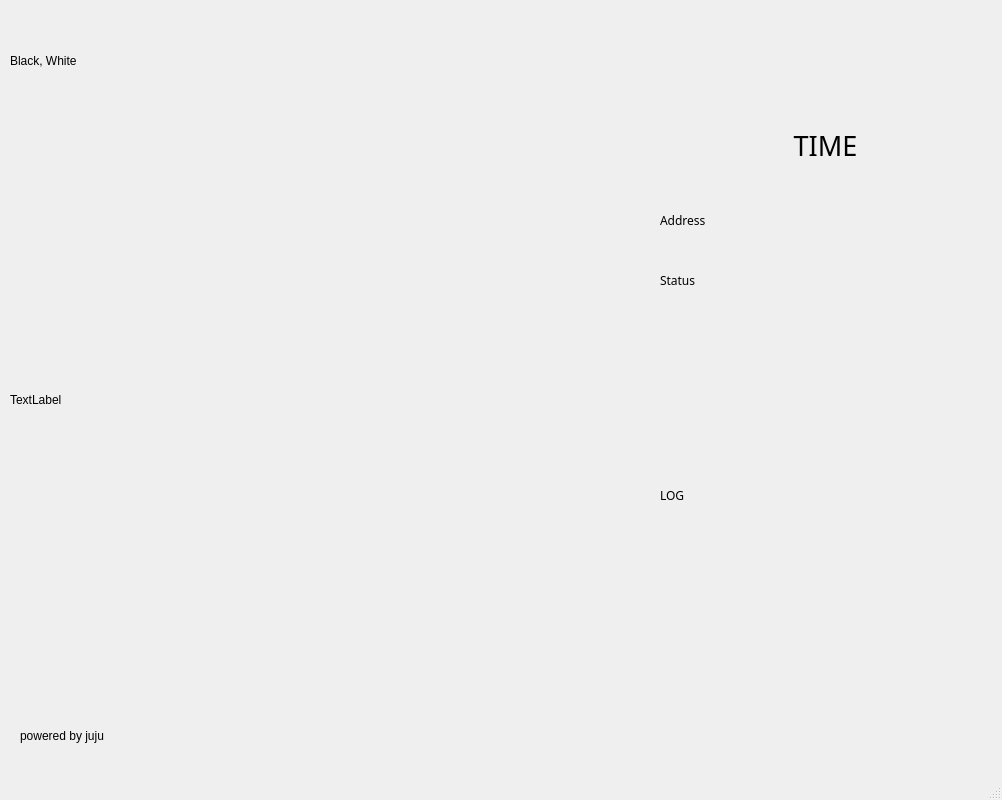
Above: gameWindow.ui from jujuwon/jumok before the change. Below: the same form after it.
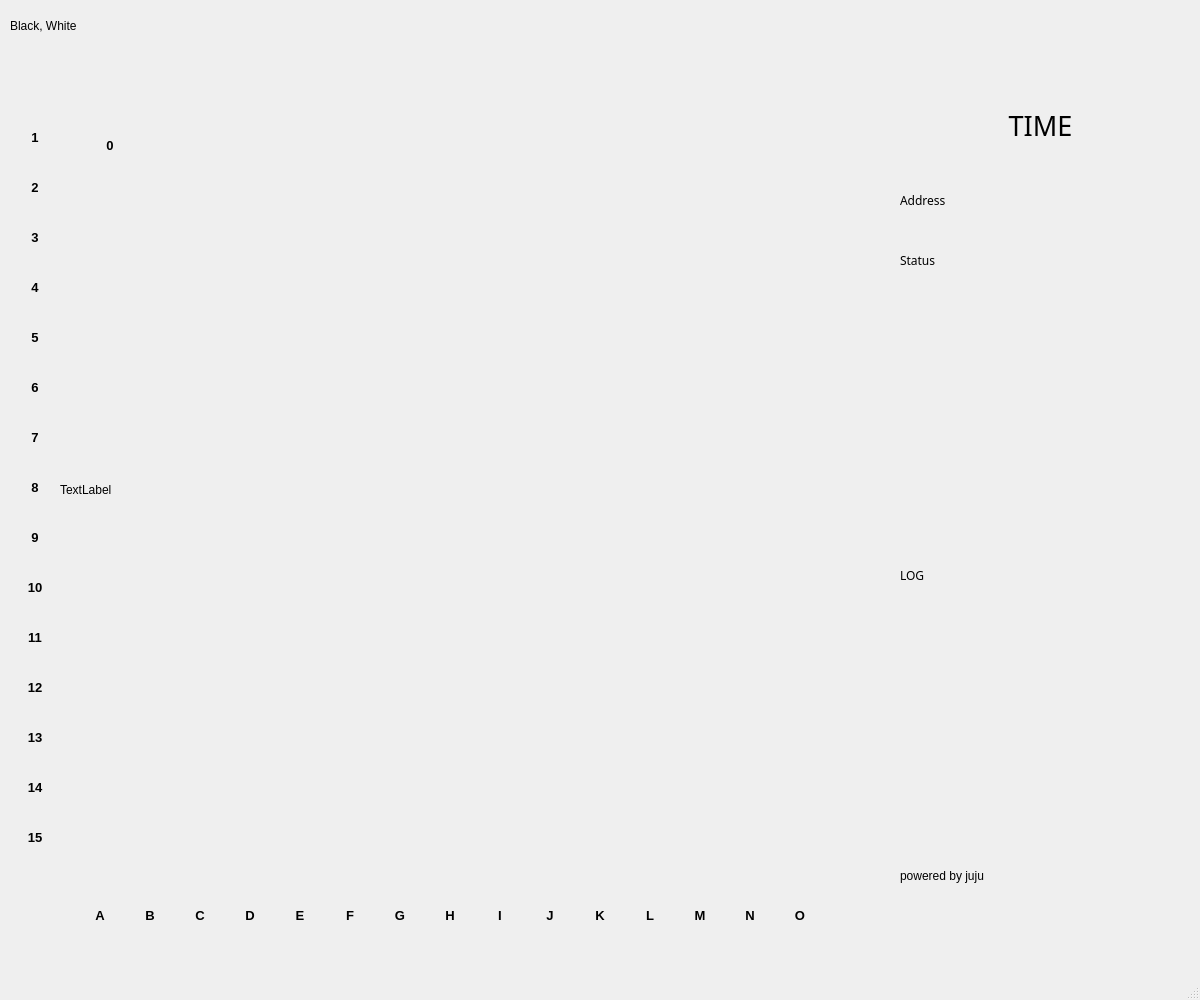
That is the form after the change.

```diff
--- a/gameWindow.ui
+++ b/gameWindow.ui
@@ -6,8 +6,8 @@
    <rect>
     <x>0</x>
     <y>0</y>
-    <width>1002</width>
-    <height>800</height>
+    <width>1200</width>
+    <height>1000</height>
    </rect>
   </property>
   <property name="windowTitle">
@@ -17,12 +17,15 @@
    <widget class="QLabel" name="boardLabel">
     <property name="geometry">
      <rect>
-      <x>10</x>
-      <y>100</y>
-      <width>600</width>
-      <height>600</height>
+      <x>60</x>
+      <y>90</y>
+      <width>800</width>
+      <height>800</height>
      </rect>
     </property>
+    <property name="styleSheet">
+     <string notr="true"/>
+    </property>
     <property name="text">
      <string>TextLabel</string>
     </property>
@@ -30,9 +33,9 @@
    <widget class="QLabel" name="timeLabel">
     <property name="geometry">
      <rect>
-      <x>660</x>
-      <y>100</y>
-      <width>331</width>
+      <x>900</x>
+      <y>80</y>
+      <width>281</width>
       <height>91</height>
      </rect>
     </property>
@@ -52,10 +55,10 @@
    <widget class="QLabel" name="logLabel">
     <property name="geometry">
      <rect>
-      <x>660</x>
-      <y>320</y>
-      <width>331</width>
-      <height>351</height>
+      <x>900</x>
+      <y>300</y>
+      <width>281</width>
+      <height>551</height>
      </rect>
     </property>
     <property name="font">
@@ -70,9 +73,9 @@
    <widget class="QLabel" name="footerLabel">
     <property name="geometry">
      <rect>
-      <x>20</x>
-      <y>720</y>
-      <width>601</width>
+      <x>900</x>
+      <y>860</y>
+      <width>281</width>
       <height>31</height>
      </rect>
     </property>
@@ -83,9 +86,9 @@
    <widget class="QLabel" name="addrLabel">
     <property name="geometry">
      <rect>
-      <x>660</x>
-      <y>200</y>
-      <width>331</width>
+      <x>900</x>
+      <y>180</y>
+      <width>281</width>
       <height>41</height>
      </rect>
     </property>
@@ -102,9 +105,9 @@
     <property name="geometry">
      <rect>
       <x>10</x>
-      <y>30</y>
+      <y>10</y>
       <width>261</width>
-      <height>61</height>
+      <height>31</height>
      </rect>
     </property>
     <property name="text">
@@ -114,9 +117,9 @@
    <widget class="QLabel" name="statusLabel">
     <property name="geometry">
      <rect>
-      <x>660</x>
-      <y>260</y>
-      <width>331</width>
+      <x>900</x>
+      <y>240</y>
+      <width>281</width>
       <height>41</height>
      </rect>
     </property>
@@ -129,6 +132,719 @@
      <string>Status</string>
     </property>
    </widget>
+   <widget class="QLabel" name="label_1">
+    <property name="geometry">
+     <rect>
+      <x>10</x>
+      <y>130</y>
+      <width>50</width>
+      <height>50</height>
+     </rect>
+    </property>
+    <property name="font">
+     <font>
+      <pointsize>10</pointsize>
+      <weight>75</weight>
+      <bold>true</bold>
+     </font>
+    </property>
+    <property name="text">
+     <string>1</string>
+    </property>
+    <property name="alignment">
+     <set>Qt::AlignHCenter|Qt::AlignTop</set>
+    </property>
+   </widget>
+   <widget class="QLabel" name="label_2">
+    <property name="geometry">
+     <rect>
+      <x>10</x>
+      <y>180</y>
+      <width>50</width>
+      <height>50</height>
+     </rect>
+    </property>
+    <property name="font">
+     <font>
+      <pointsize>10</pointsize>
+      <weight>75</weight>
+      <bold>true</bold>
+     </font>
+    </property>
+    <property name="text">
+     <string>2</string>
+    </property>
+    <property name="alignment">
+     <set>Qt::AlignHCenter|Qt::AlignTop</set>
+    </property>
+   </widget>
+   <widget class="QLabel" name="label_3">
+    <property name="geometry">
+     <rect>
+      <x>10</x>
+      <y>230</y>
+      <width>50</width>
+      <height>50</height>
+     </rect>
+    </property>
+    <property name="font">
+     <font>
+      <pointsize>10</pointsize>
+      <weight>75</weight>
+      <bold>true</bold>
+     </font>
+    </property>
+    <property name="text">
+     <string>3</string>
+    </property>
+    <property name="alignment">
+     <set>Qt::AlignHCenter|Qt::AlignTop</set>
+    </property>
+   </widget>
+   <widget class="QLabel" name="label_4">
+    <property name="geometry">
+     <rect>
+      <x>10</x>
+      <y>280</y>
+      <width>50</width>
+      <height>50</height>
+     </rect>
+    </property>
+    <property name="font">
+     <font>
+      <pointsize>10</pointsize>
+      <weight>75</weight>
+      <bold>true</bold>
+     </font>
+    </property>
+    <property name="text">
+     <string>4</string>
+    </property>
+    <property name="alignment">
+     <set>Qt::AlignHCenter|Qt::AlignTop</set>
+    </property>
+   </widget>
+   <widget class="QLabel" name="label_5">
+    <property name="geometry">
+     <rect>
+      <x>10</x>
+      <y>330</y>
+      <width>50</width>
+      <height>50</height>
+     </rect>
+    </property>
+    <property name="font">
+     <font>
+      <pointsize>10</pointsize>
+      <weight>75</weight>
+      <bold>true</bold>
+     </font>
+    </property>
+    <property name="text">
+     <string>5</string>
+    </property>
+    <property name="alignment">
+     <set>Qt::AlignHCenter|Qt::AlignTop</set>
+    </property>
+   </widget>
+   <widget class="QLabel" name="label_6">
+    <property name="geometry">
+     <rect>
+      <x>10</x>
+      <y>380</y>
+      <width>50</width>
+      <height>50</height>
+     </rect>
+    </property>
+    <property name="font">
+     <font>
+      <pointsize>10</pointsize>
+      <weight>75</weight>
+      <bold>true</bold>
+     </font>
+    </property>
+    <property name="text">
+     <string>6</string>
+    </property>
+    <property name="alignment">
+     <set>Qt::AlignHCenter|Qt::AlignTop</set>
+    </property>
+   </widget>
+   <widget class="QLabel" name="label_7">
+    <property name="geometry">
+     <rect>
+      <x>10</x>
+      <y>430</y>
+      <width>50</width>
+      <height>50</height>
+     </rect>
+    </property>
+    <property name="font">
+     <font>
+      <pointsize>10</pointsize>
+      <weight>75</weight>
+      <bold>true</bold>
+     </font>
+    </property>
+    <property name="text">
+     <string>7</string>
+    </property>
+    <property name="alignment">
+     <set>Qt::AlignHCenter|Qt::AlignTop</set>
+    </property>
+   </widget>
+   <widget class="QLabel" name="label_8">
+    <property name="geometry">
+     <rect>
+      <x>10</x>
+      <y>480</y>
+      <width>50</width>
+      <height>50</height>
+     </rect>
+    </property>
+    <property name="font">
+     <font>
+      <pointsize>10</pointsize>
+      <weight>75</weight>
+      <bold>true</bold>
+     </font>
+    </property>
+    <property name="text">
+     <string>8</string>
+    </property>
+    <property name="alignment">
+     <set>Qt::AlignHCenter|Qt::AlignTop</set>
+    </property>
+   </widget>
+   <widget class="QLabel" name="label_9">
+    <property name="geometry">
+     <rect>
+      <x>10</x>
+      <y>530</y>
+      <width>50</width>
+      <height>50</height>
+     </rect>
+    </property>
+    <property name="font">
+     <font>
+      <pointsize>10</pointsize>
+      <weight>75</weight>
+      <bold>true</bold>
+     </font>
+    </property>
+    <property name="text">
+     <string>9</string>
+    </property>
+    <property name="alignment">
+     <set>Qt::AlignHCenter|Qt::AlignTop</set>
+    </property>
+   </widget>
+   <widget class="QLabel" name="label_10">
+    <property name="geometry">
+     <rect>
+      <x>10</x>
+      <y>580</y>
+      <width>50</width>
+      <height>50</height>
+     </rect>
+    </property>
+    <property name="font">
+     <font>
+      <pointsize>10</pointsize>
+      <weight>75</weight>
+      <bold>true</bold>
+     </font>
+    </property>
+    <property name="text">
+     <string>10</string>
+    </property>
+    <property name="alignment">
+     <set>Qt::AlignHCenter|Qt::AlignTop</set>
+    </property>
+   </widget>
+   <widget class="QLabel" name="label_11">
+    <property name="geometry">
+     <rect>
+      <x>10</x>
+      <y>630</y>
+      <width>50</width>
+      <height>50</height>
+     </rect>
+    </property>
+    <property name="font">
+     <font>
+      <pointsize>10</pointsize>
+      <weight>75</weight>
+      <bold>true</bold>
+     </font>
+    </property>
+    <property name="text">
+     <string>11</string>
+    </property>
+    <property name="alignment">
+     <set>Qt::AlignHCenter|Qt::AlignTop</set>
+    </property>
+   </widget>
+   <widget class="QLabel" name="label_12">
+    <property name="geometry">
+     <rect>
+      <x>10</x>
+      <y>680</y>
+      <width>50</width>
+      <height>50</height>
+     </rect>
+    </property>
+    <property name="font">
+     <font>
+      <pointsize>10</pointsize>
+      <weight>75</weight>
+      <bold>true</bold>
+     </font>
+    </property>
+    <property name="text">
+     <string>12</string>
+    </property>
+    <property name="alignment">
+     <set>Qt::AlignHCenter|Qt::AlignTop</set>
+    </property>
+   </widget>
+   <widget class="QLabel" name="label_13">
+    <property name="geometry">
+     <rect>
+      <x>10</x>
+      <y>730</y>
+      <width>50</width>
+      <height>50</height>
+     </rect>
+    </property>
+    <property name="font">
+     <font>
+      <pointsize>10</pointsize>
+      <weight>75</weight>
+      <bold>true</bold>
+     </font>
+    </property>
+    <property name="text">
+     <string>13</string>
+    </property>
+    <property name="alignment">
+     <set>Qt::AlignHCenter|Qt::AlignTop</set>
+    </property>
+   </widget>
+   <widget class="QLabel" name="label_14">
+    <property name="geometry">
+     <rect>
+      <x>10</x>
+      <y>780</y>
+      <width>50</width>
+      <height>50</height>
+     </rect>
+    </property>
+    <property name="font">
+     <font>
+      <pointsize>10</pointsize>
+      <weight>75</weight>
+      <bold>true</bold>
+     </font>
+    </property>
+    <property name="text">
+     <string>14</string>
+    </property>
+    <property name="alignment">
+     <set>Qt::AlignHCenter|Qt::AlignTop</set>
+    </property>
+   </widget>
+   <widget class="QLabel" name="label_a">
+    <property name="geometry">
+     <rect>
+      <x>75</x>
+      <y>890</y>
+      <width>50</width>
+      <height>50</height>
+     </rect>
+    </property>
+    <property name="font">
+     <font>
+      <pointsize>10</pointsize>
+      <weight>75</weight>
+      <bold>true</bold>
+     </font>
+    </property>
+    <property name="text">
+     <string>A</string>
+    </property>
+    <property name="alignment">
+     <set>Qt::AlignCenter</set>
+    </property>
+   </widget>
+   <widget class="QLabel" name="label_b">
+    <property name="geometry">
+     <rect>
+      <x>125</x>
+      <y>890</y>
+      <width>50</width>
+      <height>50</height>
+     </rect>
+    </property>
+    <property name="font">
+     <font>
+      <pointsize>10</pointsize>
+      <weight>75</weight>
+      <bold>true</bold>
+     </font>
+    </property>
+    <property name="text">
+     <string>B</string>
+    </property>
+    <property name="alignment">
+     <set>Qt::AlignCenter</set>
+    </property>
+   </widget>
+   <widget class="QLabel" name="label_c">
+    <property name="geometry">
+     <rect>
+      <x>175</x>
+      <y>890</y>
+      <width>50</width>
+      <height>50</height>
+     </rect>
+    </property>
+    <property name="font">
+     <font>
+      <pointsize>10</pointsize>
+      <weight>75</weight>
+      <bold>true</bold>
+     </font>
+    </property>
+    <property name="text">
+     <string>C</string>
+    </property>
+    <property name="alignment">
+     <set>Qt::AlignCenter</set>
+    </property>
+   </widget>
+   <widget class="QLabel" name="label_d">
+    <property name="geometry">
+     <rect>
+      <x>225</x>
+      <y>890</y>
+      <width>50</width>
+      <height>50</height>
+     </rect>
+    </property>
+    <property name="font">
+     <font>
+      <pointsize>10</pointsize>
+      <weight>75</weight>
+      <bold>true</bold>
+     </font>
+    </property>
+    <property name="text">
+     <string>D</string>
+    </property>
+    <property name="alignment">
+     <set>Qt::AlignCenter</set>
+    </property>
+   </widget>
+   <widget class="QLabel" name="label_e">
+    <property name="geometry">
+     <rect>
+      <x>275</x>
+      <y>890</y>
+      <width>50</width>
+      <height>50</height>
+     </rect>
+    </property>
+    <property name="font">
+     <font>
+      <pointsize>10</pointsize>
+      <weight>75</weight>
+      <bold>true</bold>
+     </font>
+    </property>
+    <property name="text">
+     <string>E</string>
+    </property>
+    <property name="alignment">
+     <set>Qt::AlignCenter</set>
+    </property>
+   </widget>
+   <widget class="QLabel" name="label_f">
+    <property name="geometry">
+     <rect>
+      <x>325</x>
+      <y>890</y>
+      <width>50</width>
+      <height>50</height>
+     </rect>
+    </property>
+    <property name="font">
+     <font>
+      <pointsize>10</pointsize>
+      <weight>75</weight>
+      <bold>true</bold>
+     </font>
+    </property>
+    <property name="text">
+     <string>F</string>
+    </property>
+    <property name="alignment">
+     <set>Qt::AlignCenter</set>
+    </property>
+   </widget>
+   <widget class="QLabel" name="label_g">
+    <property name="geometry">
+     <rect>
+      <x>375</x>
+      <y>890</y>
+      <width>50</width>
+      <height>50</height>
+     </rect>
+    </property>
+    <property name="font">
+     <font>
+      <pointsize>10</pointsize>
+      <weight>75</weight>
+      <bold>true</bold>
+     </font>
+    </property>
+    <property name="text">
+     <string>G</string>
+    </property>
+    <property name="alignment">
+     <set>Qt::AlignCenter</set>
+    </property>
+   </widget>
+   <widget class="QLabel" name="label_h">
+    <property name="geometry">
+     <rect>
+      <x>425</x>
+      <y>890</y>
+      <width>50</width>
+      <height>50</height>
+     </rect>
+    </property>
+    <property name="font">
+     <font>
+      <pointsize>10</pointsize>
+      <weight>75</weight>
+      <bold>true</bold>
+     </font>
+    </property>
+    <property name="text">
+     <string>H</string>
+    </property>
+    <property name="alignment">
+     <set>Qt::AlignCenter</set>
+    </property>
+   </widget>
+   <widget class="QLabel" name="label_i">
+    <property name="geometry">
+     <rect>
+      <x>475</x>
+      <y>890</y>
+      <width>50</width>
+      <height>50</height>
+     </rect>
+    </property>
+    <property name="font">
+     <font>
+      <pointsize>10</pointsize>
+      <weight>75</weight>
+      <bold>true</bold>
+     </font>
+    </property>
+    <property name="text">
+     <string>I</string>
+    </property>
+    <property name="alignment">
+     <set>Qt::AlignCenter</set>
+    </property>
+   </widget>
+   <widget class="QLabel" name="label_j">
+    <property name="geometry">
+     <rect>
+      <x>525</x>
+      <y>890</y>
+      <width>50</width>
+      <height>50</height>
+     </rect>
+    </property>
+    <property name="font">
+     <font>
+      <pointsize>10</pointsize>
+      <weight>75</weight>
+      <bold>true</bold>
+     </font>
+    </property>
+    <property name="text">
+     <string>J</string>
+    </property>
+    <property name="alignment">
+     <set>Qt::AlignCenter</set>
+    </property>
+   </widget>
+   <widget class="QLabel" name="label_k">
+    <property name="geometry">
+     <rect>
+      <x>575</x>
+      <y>890</y>
+      <width>50</width>
+      <height>50</height>
+     </rect>
+    </property>
+    <property name="font">
+     <font>
+      <pointsize>10</pointsize>
+      <weight>75</weight>
+      <bold>true</bold>
+     </font>
+    </property>
+    <property name="text">
+     <string>K</string>
+    </property>
+    <property name="alignment">
+     <set>Qt::AlignCenter</set>
+    </property>
+   </widget>
+   <widget class="QLabel" name="label_l">
+    <property name="geometry">
+     <rect>
+      <x>625</x>
+      <y>890</y>
+      <width>50</width>
+      <height>50</height>
+     </rect>
+    </property>
+    <property name="font">
+     <font>
+      <pointsize>10</pointsize>
+      <weight>75</weight>
+      <bold>true</bold>
+     </font>
+    </property>
+    <property name="text">
+     <string>L</string>
+    </property>
+    <property name="alignment">
+     <set>Qt::AlignCenter</set>
+    </property>
+   </widget>
+   <widget class="QLabel" name="label_m">
+    <property name="geometry">
+     <rect>
+      <x>675</x>
+      <y>890</y>
+      <width>50</width>
+      <height>50</height>
+     </rect>
+    </property>
+    <property name="font">
+     <font>
+      <pointsize>10</pointsize>
+      <weight>75</weight>
+      <bold>true</bold>
+     </font>
+    </property>
+    <property name="text">
+     <string>M</string>
+    </property>
+    <property name="alignment">
+     <set>Qt::AlignCenter</set>
+    </property>
+   </widget>
+   <widget class="QLabel" name="label_n">
+    <property name="geometry">
+     <rect>
+      <x>725</x>
+      <y>890</y>
+      <width>50</width>
+      <height>50</height>
+     </rect>
+    </property>
+    <property name="font">
+     <font>
+      <pointsize>10</pointsize>
+      <weight>75</weight>
+      <bold>true</bold>
+     </font>
+    </property>
+    <property name="text">
+     <string>N</string>
+    </property>
+    <property name="alignment">
+     <set>Qt::AlignCenter</set>
+    </property>
+   </widget>
+   <widget class="QLabel" name="label_15">
+    <property name="geometry">
+     <rect>
+      <x>10</x>
+      <y>830</y>
+      <width>50</width>
+      <height>50</height>
+     </rect>
+    </property>
+    <property name="font">
+     <font>
+      <pointsize>10</pointsize>
+      <weight>75</weight>
+      <bold>true</bold>
+     </font>
+    </property>
+    <property name="text">
+     <string>15</string>
+    </property>
+    <property name="alignment">
+     <set>Qt::AlignHCenter|Qt::AlignTop</set>
+    </property>
+   </widget>
+   <widget class="QLabel" name="label_o">
+    <property name="geometry">
+     <rect>
+      <x>775</x>
+      <y>890</y>
+      <width>50</width>
+      <height>50</height>
+     </rect>
+    </property>
+    <property name="font">
+     <font>
+      <pointsize>10</pointsize>
+      <weight>75</weight>
+      <bold>true</bold>
+     </font>
+    </property>
+    <property name="text">
+     <string>O</string>
+    </property>
+    <property name="alignment">
+     <set>Qt::AlignCenter</set>
+    </property>
+   </widget>
+   <widget class="QLabel" name="label_test">
+    <property name="geometry">
+     <rect>
+      <x>85</x>
+      <y>120</y>
+      <width>50</width>
+      <height>50</height>
+     </rect>
+    </property>
+    <property name="font">
+     <font>
+      <pointsize>10</pointsize>
+      <weight>75</weight>
+      <bold>true</bold>
+     </font>
+    </property>
+    <property name="text">
+     <string>0</string>
+    </property>
+    <property name="alignment">
+     <set>Qt::AlignCenter</set>
+    </property>
+   </widget>
   </widget>
   <widget class="QMenuBar" name="menubar">
    <property name="geometry">
```
Left out of the diff: 8 changed lines with no effect on the pictures.
